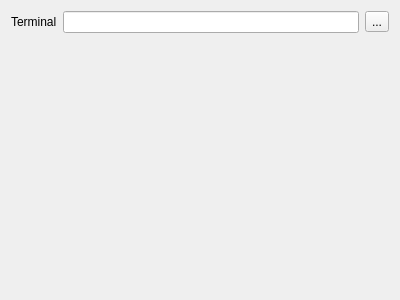
Before: the Qt Designer form RedPandaIDE/settingsdialog/environmentprogramswidget.ui in royqh1979/RedPanda-CPP, drawn with Qt 5.
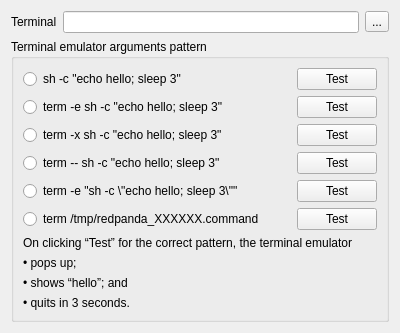
After: the same form once the commit is applied. Icons and pictures are not drawn.

```diff
--- a/RedPandaIDE/settingsdialog/environmentprogramswidget.ui
+++ b/RedPandaIDE/settingsdialog/environmentprogramswidget.ui
@@ -35,7 +35,141 @@
      </property>
     </widget>
    </item>
-   <item row="1" column="2">
+   <item row="1" column="0" colspan="3">
+    <widget class="QGroupBox" name="groupBox">
+     <property name="title">
+      <string>Terminal emulator arguments pattern</string>
+     </property>
+     <layout class="QGridLayout" name="gridLayout_2">
+      <item row="0" column="0">
+       <widget class="QRadioButton" name="rbImplicitSystem">
+        <property name="text">
+         <string>sh -c &quot;echo hello; sleep 3&quot;</string>
+        </property>
+       </widget>
+      </item>
+      <item row="0" column="1">
+       <spacer name="horizontalSpacer">
+        <property name="orientation">
+         <enum>Qt::Horizontal</enum>
+        </property>
+        <property name="sizeHint" stdset="0">
+         <size>
+          <width>40</width>
+          <height>20</height>
+         </size>
+        </property>
+       </spacer>
+      </item>
+      <item row="0" column="2">
+       <widget class="QPushButton" name="pbImplicitSystem">
+        <property name="text">
+         <string>Test</string>
+        </property>
+       </widget>
+      </item>
+      <item row="1" column="0">
+       <widget class="QRadioButton" name="rbMinusEAppendArgs">
+        <property name="text">
+         <string>term -e sh -c &quot;echo hello; sleep 3&quot;</string>
+        </property>
+       </widget>
+      </item>
+      <item row="1" column="2">
+       <widget class="QPushButton" name="pbMinusEAppendArgs">
+        <property name="text">
+         <string>Test</string>
+        </property>
+       </widget>
+      </item>
+      <item row="2" column="0">
+       <widget class="QRadioButton" name="rbMinusXAppendArgs">
+        <property name="text">
+         <string>term -x sh -c &quot;echo hello; sleep 3&quot;</string>
+        </property>
+       </widget>
+      </item>
+      <item row="2" column="2">
+       <widget class="QPushButton" name="pbMinusXAppendArgs">
+        <property name="text">
+         <string>Test</string>
+        </property>
+       </widget>
+      </item>
+      <item row="3" column="0">
+       <widget class="QRadioButton" name="rbMinusMinusAppendArgs">
+        <property name="text">
+         <string>term -- sh -c &quot;echo hello; sleep 3&quot;</string>
+        </property>
+       </widget>
+      </item>
+      <item row="3" column="2">
+       <widget class="QPushButton" name="pbMinusMinusAppendArgs">
+        <property name="text">
+         <string>Test</string>
+        </property>
+       </widget>
+      </item>
+      <item row="4" column="0">
+       <widget class="QRadioButton" name="rbMinusEAppendCommandLine">
+        <property name="text">
+         <string>term -e &quot;sh -c \&quot;echo hello; sleep 3\&quot;&quot;</string>
+        </property>
+       </widget>
+      </item>
+      <item row="4" column="2">
+       <widget class="QPushButton" name="pbMinusEAppendCommandLine">
+        <property name="text">
+         <string>Test</string>
+        </property>
+       </widget>
+      </item>
+      <item row="5" column="0">
+       <widget class="QRadioButton" name="rbWriteCommandLineToTempFileThenTempFilename">
+        <property name="text">
+         <string>term /tmp/redpanda_XXXXXX.command</string>
+        </property>
+       </widget>
+      </item>
+      <item row="5" column="2">
+       <widget class="QPushButton" name="pbWriteCommandLineToTempFileThenTempFilename">
+        <property name="text">
+         <string>Test</string>
+        </property>
+       </widget>
+      </item>
+      <item row="6" column="0" colspan="3">
+       <widget class="QLabel" name="lExpectedBahavior0">
+        <property name="text">
+         <string>On clicking “Test” for the correct pattern, the terminal emulator</string>
+        </property>
+       </widget>
+      </item>
+      <item row="7" column="0" colspan="3">
+       <widget class="QLabel" name="lExpectedBahavior1">
+        <property name="text">
+         <string>• pops up;</string>
+        </property>
+       </widget>
+      </item>
+      <item row="8" column="0" colspan="3">
+       <widget class="QLabel" name="lExpectedBahavior2">
+        <property name="text">
+         <string>• shows “hello”; and</string>
+        </property>
+       </widget>
+      </item>
+      <item row="9" column="0" colspan="3">
+       <widget class="QLabel" name="lExpectedBahavior3">
+        <property name="text">
+         <string>• quits in 3 seconds.</string>
+        </property>
+       </widget>
+      </item>
+     </layout>
+    </widget>
+   </item>
+   <item row="2" column="2">
     <spacer name="verticalSpacer">
      <property name="orientation">
       <enum>Qt::Vertical</enum>
```
